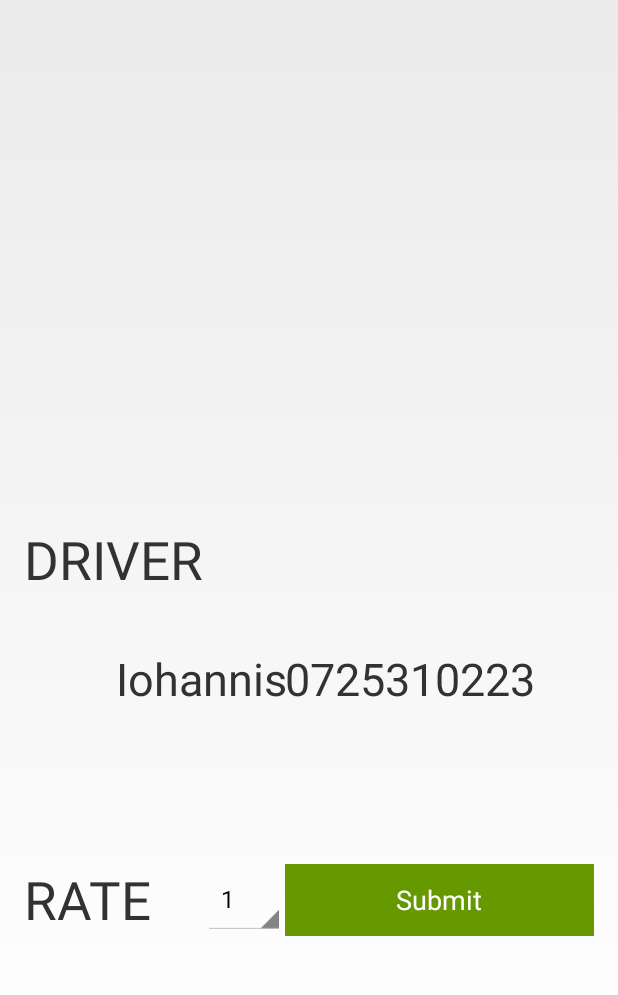
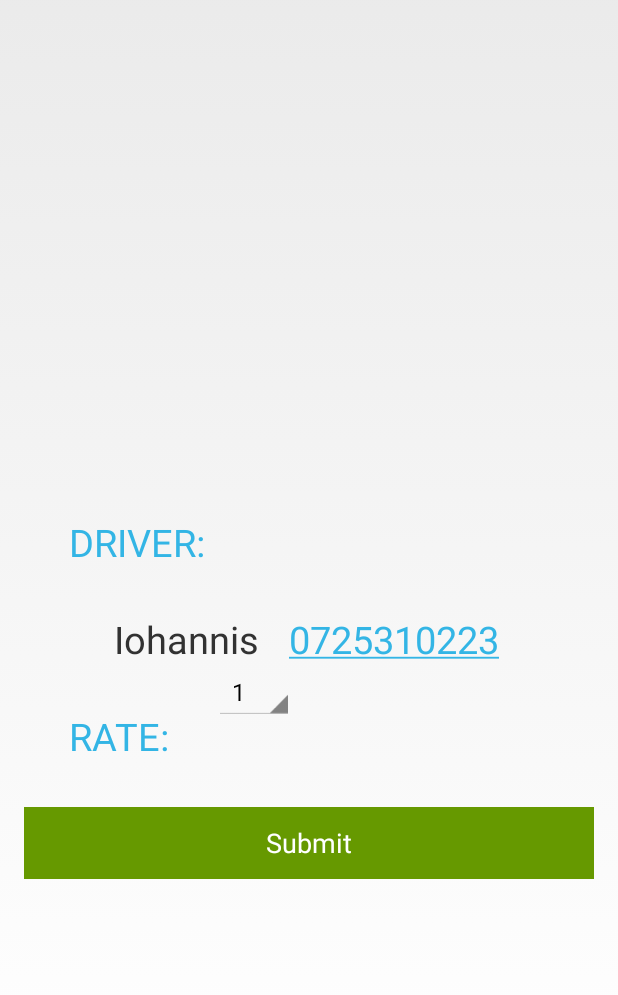
Before and after one commit to FlorescuAndreea/CarSharing, an Android app: the PoolDetails screen opened directly, with no data from a screen before it, on a phone screen of 412 x 824 dp, the part 150-1145 px from its top. Run offline under Robolectric (Android 15) with nearby library versions, the light colour scheme and no system bars.

Commit message:
view for pool_details passenger and driver

```diff
--- a/app/src/main/res/layout/fragment_pool_details.xml
+++ b/app/src/main/res/layout/fragment_pool_details.xml
@@ -6,10 +6,6 @@
     android:paddingBottom="@dimen/activity_vertical_margin"
     tools:context="com.carsharing.antisergiu.main.PoolDetails$PlaceholderFragment">
 
-    <LinearLayout xmlns:android="http://schemas.android.com/apk/res/android"
-        android:orientation="vertical" android:layout_width="match_parent"
-        android:layout_height="match_parent"
-        >
 
     <fragment xmlns:android="http://schemas.android.com/apk/res/android"
         android:id="@+id/map_view_pool"
@@ -19,65 +15,54 @@
         android:height="350dp"
         />
 
-        <RelativeLayout
-            android:layout_width="match_parent"
-            android:layout_height="match_parent">
+    <TextView
+        android:layout_width="wrap_content"
+        android:layout_height="wrap_content"
+        android:text="DRIVER:"
+        android:id="@+id/driver_label"
+        android:layout_below="@+id/map_view_pool"
+        android:layout_margin="30dp"
+        android:textSize="25dp"
+        android:textColor="@android:color/holo_blue_light"/>
 
     <TextView
         android:layout_width="wrap_content"
         android:layout_height="wrap_content"
-                android:text="DRIVER"
-                android:id="@+id/driver"
-                android:layout_marginTop="35dp"
-                android:textSize="35dp"
-                android:layout_alignParentTop="true"
-                android:layout_alignParentLeft="true"
-                android:layout_alignParentStart="true" />
-
-            <TextView
-                android:layout_width="wrap_content"
-                android:layout_height="wrap_content"
+        android:id="@+id/driver_name"
         android:text="Iohannis"
-                android:id="@+id/textView2"
-                android:layout_marginLeft="61dp"
-                android:layout_marginTop="35dp"
-                android:textSize="30dp"
-                android:layout_below="@+id/driver"
-                android:layout_alignParentLeft="true"
-                android:layout_alignParentStart="true" />
+        android:textSize="25dp"
+        android:layout_marginLeft="60dp"
+        android:layout_below="@id/driver_label"/>
 
     <TextView
         android:layout_width="wrap_content"
         android:layout_height="wrap_content"
         android:text="0725310223"
-                android:id="@+id/textView3"
-                android:layout_alignBottom="@+id/textView2"
-                android:layout_alignParentRight="true"
-                android:layout_alignParentEnd="true"
-                android:layout_marginRight="39dp"
-                android:textSize="30dp" />
+        android:id="@+id/telephone_number"
+        android:textSize="25dp"
+        android:layout_marginLeft="20dp"
+        android:autoLink="all"
+        android:layout_toRightOf="@id/driver_name"
+        android:layout_below="@id/driver_label"/>
 
     <TextView
         android:layout_width="wrap_content"
         android:layout_height="wrap_content"
-                android:text="RATE"
-                android:id="@+id/textView6"
-                android:textSize="35dp"
-                android:layout_marginTop="103dp"
-                android:layout_below="@+id/textView2"
-                android:layout_alignParentLeft="true"
-                android:layout_alignParentStart="true" />
+        android:text="RATE:"
+        android:id="@+id/rate_label"
+        android:textSize="25dp"
+        android:layout_below="@id/driver_name"
+        android:layout_margin="30dp"
+        android:textColor="@android:color/holo_blue_light"
+        />
 
     <Spinner
         android:layout_width="wrap_content"
         android:layout_height="wrap_content"
         android:id="@+id/spinner"
         android:entries="@array/ratings"
-                android:layout_toEndOf="@+id/driver"
-                android:layout_toStartOf="@+id/textView3"
-                android:layout_alignBottom="@+id/textView6"
-                android:layout_toLeftOf="@+id/textView3"
-                android:layout_alignTop="@+id/textView6" />
+        android:layout_toRightOf="@id/rate_label"
+        android:layout_below="@id/driver_name"/>
 
     <Button
         android:width="250dp"
@@ -88,12 +73,6 @@
         android:gravity="center"
         android:textColor="@android:color/white"
         android:text="Submit"
-                android:layout_alignTop="@+id/spinner"
-                android:layout_toRightOf="@+id/spinner"
-                android:layout_toEndOf="@+id/spinner" />
+        android:layout_below="@id/rate_label"/>
 
 </RelativeLayout>
-
-
-    </LinearLayout>
-</RelativeLayout>
```
Also changed, not shown: app/src/main/res/layout/fragment_pool_details_driver.xml (added, +61 -0 lines). Lines whose indentation alone changed are shown as unchanged.
